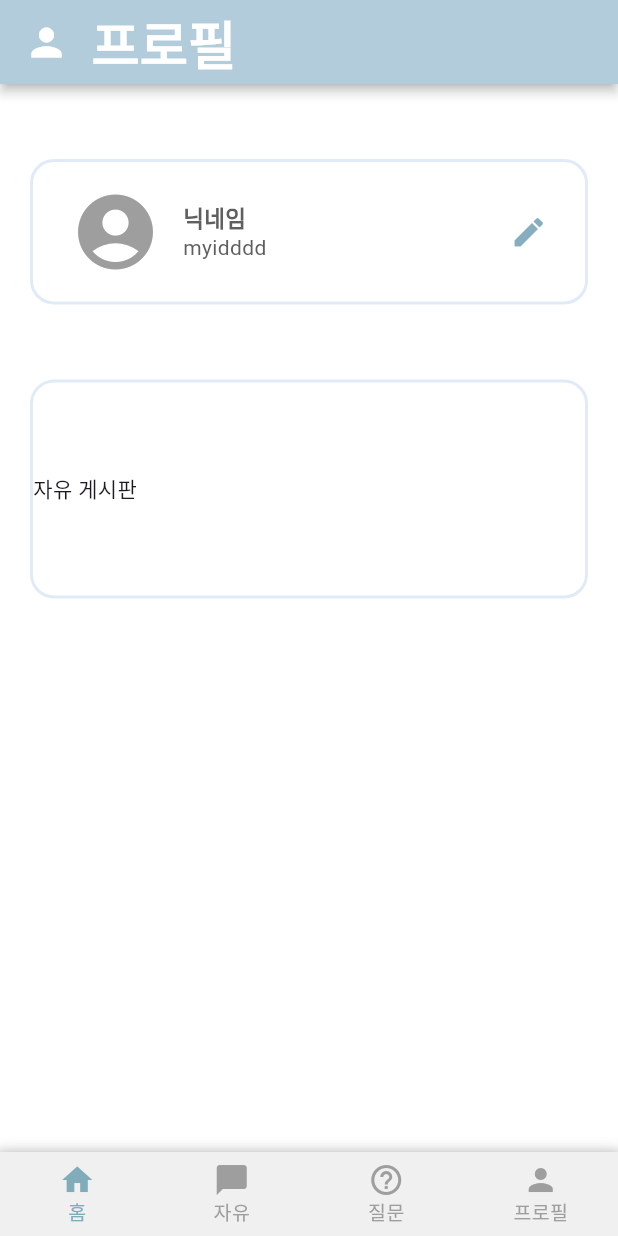
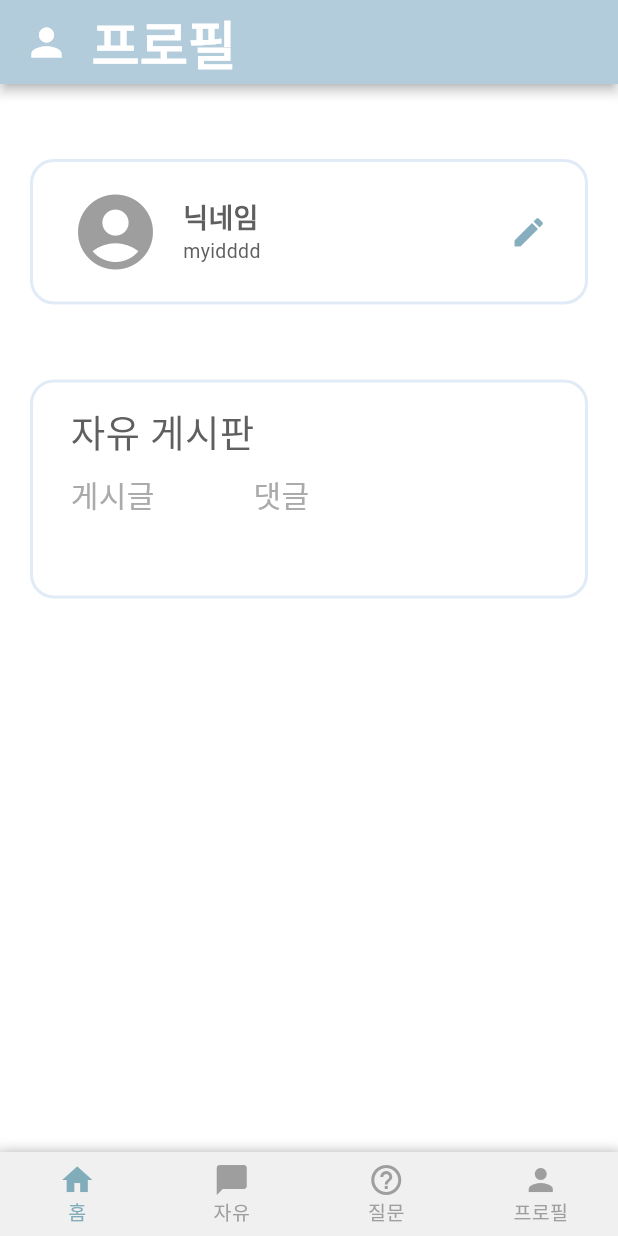
Before and after one commit to WooRiGyeoRe/notice_board, a Flutter app: the screen it shows after launch, on a phone screen of 412 x 824 dp. Run offline on Flutter 3.47's test engine with Material 3 defaults, Android fonts, the phone set to English and light mode, and no system bars; missing offline and left inert: dart:ffi; Roboto replaces fonts that are missing (jeongianjeon-Regular).

Commit message:
프로필 화면 계속 손보는 중...............

```diff
--- a/lib/screen/profile_screen.dart
+++ b/lib/screen/profile_screen.dart
@@ -91,7 +91,7 @@ class _MyInformationState extends State<MyInformation> {
                           '닉네임',
                           style: TextStyle(
                               color: Color.fromARGB(255, 95, 95, 95),
-                              fontSize: 15,
+                              fontSize: 18,
                               fontWeight: FontWeight.bold),
                         ),
                         SizedBox(width: 17),
@@ -99,7 +99,7 @@ class _MyInformationState extends State<MyInformation> {
                           'myidddd',
                           style: TextStyle(
                             color: Color.fromARGB(255, 95, 95, 95),
-                            fontSize: 14,
+                            fontSize: 13,
                           ),
                         )
                       ],
@@ -136,8 +136,8 @@ class _MyBoardState extends State<MyBoard> {
         crossAxisAlignment: CrossAxisAlignment.center, // 수직으로 가운데 정렬
         children: [
           // 자유게시판
+          //const SizedBox(width: 25),
           Container(
-              //margin: const EdgeInsets.symmetric(vertical: 50),
             width: 372,
             height: 146,
             decoration: BoxDecoration(
@@ -145,13 +145,53 @@ class _MyBoardState extends State<MyBoard> {
               border: Border.all(
                   color: const Color.fromARGB(255, 224, 235, 247), width: 2),
             ),
-              child: Row(
+            child: const Column(
+              crossAxisAlignment: CrossAxisAlignment.start,
               children: [
-                  Container(
-                    child: const Text('자유 게시판'),
+                SizedBox(height: 15),
+                Padding(
+                  padding: EdgeInsets.only(left: 25),
+                  child: Text(
+                    '자유 게시판',
+                    style: TextStyle(
+                      fontSize: 25,
+                      color: Color.fromARGB(255, 95, 95, 95),
+                    ),
+                  ),
+                ),
+                SizedBox(height: 7),
+                Row(
+                  children: [
+                    Padding(
+                      padding: EdgeInsets.only(left: 25),
+                      child: Text(
+                        '게시글',
+                        style: TextStyle(
+                          fontSize: 20,
+                          color: Color.fromARGB(255, 170, 170, 170),
+                        ),
+                      ),
+                    ),
+                    VerticalDivider(
+                      // 왜 안되는겨~
+                      thickness: 1,
+                      color: Colors.grey,
+                    ),
+                    Padding(
+                      padding: EdgeInsets.only(left: 50),
+                      child: Text(
+                        '댓글',
+                        style: TextStyle(
+                          fontSize: 20,
+                          color: Color.fromARGB(255, 170, 170, 170),
+                        ),
+                      ),
                     ),
                   ],
-              )),
+                ),
+              ],
+            ),
+          ),
         ],
       ),
     );
```
Lines whose indentation alone changed are shown as unchanged.
